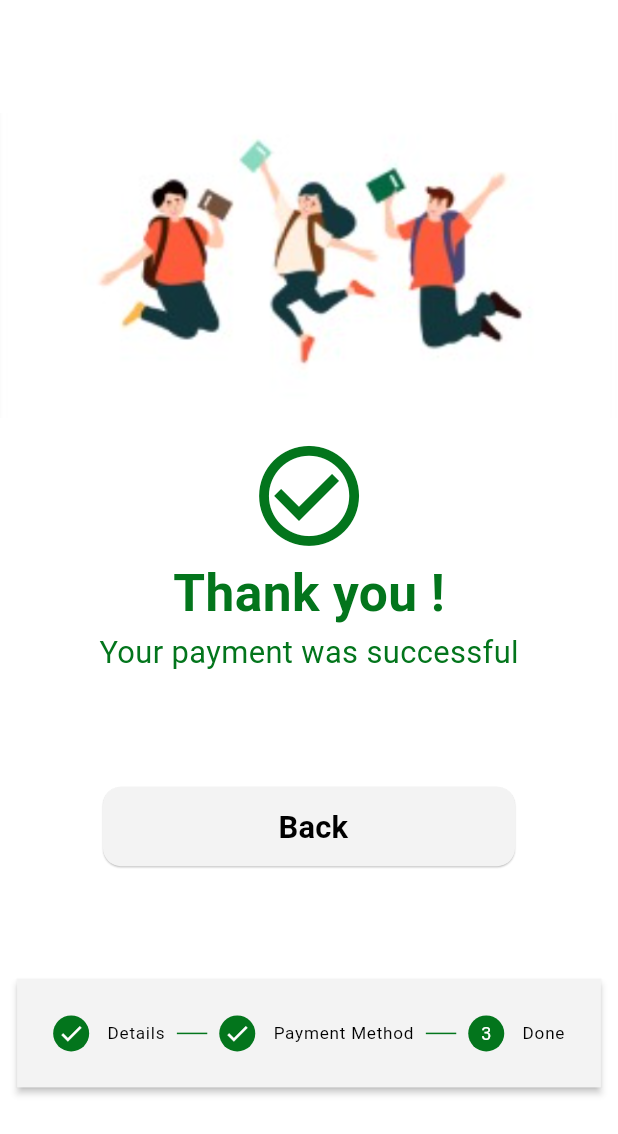
After one commit to jemyJR/eRamoTask, a Flutter app: the DoneScreen screen opened by its route, on a phone screen of 412 x 824 dp. The commit adds this screen. Shown: the top 1134 px of the screen. Run offline on Flutter 3.47's test engine with Material 3 defaults, Android fonts, the phone set to English and light mode, and no system bars; our stand-ins replace flutter_bloc, flutter_screenutil.

Commit message:
Add done screen

```diff
--- a/lib/core/routing/app_router.dart
+++ b/lib/core/routing/app_router.dart
@@ -1,4 +1,5 @@
 import 'package:eramo_task/core/routing/routes.dart';
+import 'package:eramo_task/features/done/ui/done_screen.dart';
 import 'package:eramo_task/features/payment/ui/payment_screen.dart';
 import 'package:eramo_task/features/payment_method/ui/payment_method_screen.dart';
 import 'package:eramo_task/features/subject_selection/logic/cubit/subject_checked_cubit.dart';
@@ -33,6 +34,10 @@ class AppRouter {
         return MaterialPageRoute(
           builder: (context) => const PaymentMethodScreen(),
         );
+      case Routes.doneScreen:
+        return MaterialPageRoute(
+          builder: (context) => const DoneScreen(),
+        );
       default:
         return MaterialPageRoute(
           builder: (context) => Scaffold(
--- a/lib/core/routing/routes.dart
+++ b/lib/core/routing/routes.dart
@@ -3,4 +3,5 @@ class Routes {
   static const String teatchersProfilesScreen = '/teatchersProfilesScreen';
   static const String paymentScreen = '/paymentScreen';
   static const String paymentMethodScreen = '/paymentMethodScreen';
+  static const String doneScreen = '/doneScreen';
 }
--- a/lib/core/theming/style.dart
+++ b/lib/core/theming/style.dart
@@ -6,6 +6,11 @@ class TextStyles {
   static TextStyle font30WhiteBold = TextStyle(
     fontSize: 30.sp,
     color: ColorsManager.white,
+    fontWeight: FontWeight.bold,
+  );
+  static TextStyle font30GreenBold = TextStyle(
+    fontSize: 30.sp,
+    color: ColorsManager.green,
     fontWeight: FontWeight.bold,
   );
   static TextStyle font25White = TextStyle(
@@ -32,6 +37,10 @@ class TextStyles {
   static TextStyle font18Black = TextStyle(
     fontSize: 18.sp,
     color: ColorsManager.black,
+  );
+  static TextStyle font18Green = TextStyle(
+    fontSize: 18.sp,
+    color: ColorsManager.green,
   );
   static TextStyle font15BlackBold = TextStyle(
     fontSize: 15.sp,
--- /dev/null
+++ b/lib/features/done/ui/done_screen.dart
@@ -0,0 +1,63 @@
+import 'package:eramo_task/core/constants/assets.dart';
+import 'package:eramo_task/core/helpers/extensions.dart';
+import 'package:eramo_task/core/helpers/spacing.dart';
+import 'package:eramo_task/core/routing/routes.dart';
+import 'package:eramo_task/core/theming/colors.dart';
+import 'package:eramo_task/core/theming/style.dart';
+import 'package:eramo_task/core/widgets/custom_button.dart';
+import 'package:eramo_task/core/widgets/stepper_container.dart';
+import 'package:flutter/material.dart';
+import 'package:flutter_screenutil/flutter_screenutil.dart';
+
+class DoneScreen extends StatelessWidget {
+  const DoneScreen({super.key});
+
+  @override
+  Widget build(BuildContext context) {
+    return Scaffold(
+      body: SafeArea(
+        child: Column(
+          mainAxisSize: MainAxisSize.min,
+          children: [
+            const Spacer(),
+            Image.asset(Assets.imagesPayPay3),
+            verticalSpace(10),
+            Icon(
+              Icons.check_circle_outline,
+              size: 70.sp,
+              color: ColorsManager.green,
+            ),
+            Text(
+              'Thank you !',
+              style: TextStyles.font30GreenBold,
+            ),
+            Text(
+              'Your payment was successful',
+              style: TextStyles.font18Green,
+            ),
+            const Spacer(),
+            Padding(
+              padding: const EdgeInsets.symmetric(horizontal: 60).w,
+              child: CustomButton(
+                text: 'Back',
+                textStyle: TextStyles.font18BlackBold,
+                backgroundColor: ColorsManager.gray,
+                onPressed: () =>
+                    context.pushNamed(Routes.subjectSelectionScreen),
+              ),
+            ),
+            const Spacer(),
+            const StepperContainer(
+              step1IsActive: true,
+              state1: StepState.complete,
+              step2IsActive: true,
+              state2: StepState.complete,
+              step3IsActive: true,
+            ),
+            const Spacer(),
+          ],
+        ),
+      ),
+    );
+  }
+}
--- a/lib/features/payment_method/ui/payment_method_screen.dart
+++ b/lib/features/payment_method/ui/payment_method_screen.dart
@@ -1,6 +1,7 @@
 import 'package:eramo_task/core/constants/assets.dart';
 import 'package:eramo_task/core/helpers/extensions.dart';
 import 'package:eramo_task/core/helpers/spacing.dart';
+import 'package:eramo_task/core/routing/routes.dart';
 import 'package:eramo_task/core/widgets/back_and_confirm_buttons.dart';
 import 'package:eramo_task/core/widgets/stepper_container.dart';
 import 'package:eramo_task/features/payment_method/ui/widget/payment_method_expanded_title.dart';
@@ -28,7 +29,7 @@ class PaymentMethodScreen extends StatelessWidget {
               verticalSpace(20),
               BackAndConfirmButtons(
                 onBack: context.pop,
-                onConfirm: () {},
+                onConfirm: () => context.pushNamed(Routes.doneScreen),
               ),
               verticalSpace(20),
             ],
```
